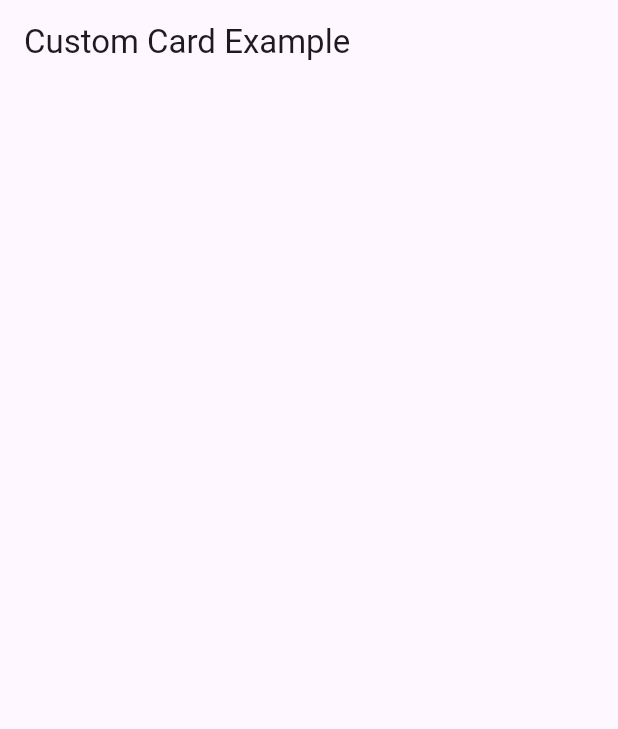
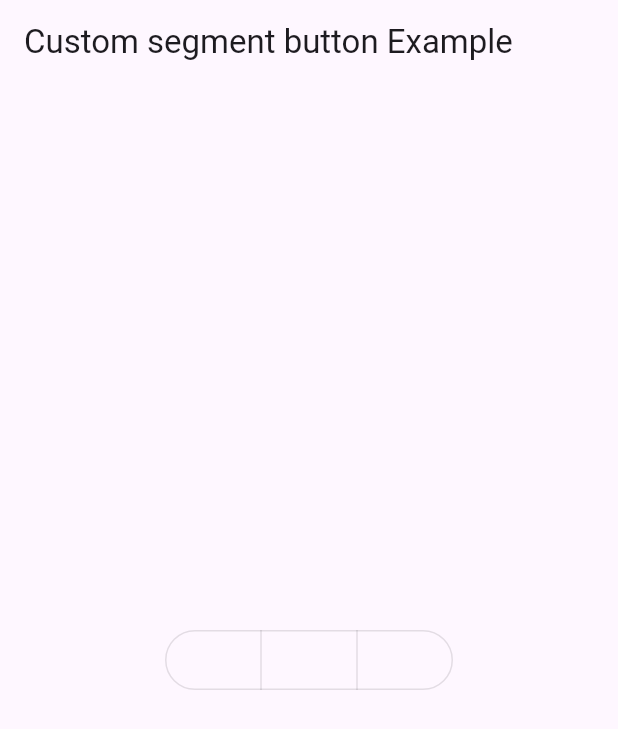
Before and after one commit to NitheeshwarBR/Float, a Flutter app: the screen it shows after launch, on a phone screen of 412 x 824 dp. Shown: the top 729 px of the screen. Run offline on Flutter 3.47's test engine with Material 3 defaults, Android fonts, the light colour scheme and no system bars.

Commit message:
design core segment button component

```diff
--- a/frontend_the_box/lib/Utilities/Components/Core/Card.dart
+++ b/frontend_the_box/lib/Utilities/Components/Core/Card.dart
@@ -16,8 +16,8 @@ class CardExamplesApp extends StatelessWidget {
 
   @override
   Widget build(BuildContext context) {
-    return MaterialApp(
-      home: Center(
+    return Container(
+      child: Center(
         child: Card(
           color: backgroundColor,
           shape: RoundedRectangleBorder(
--- /dev/null
+++ b/frontend_the_box/lib/Utilities/Components/Core/SegmentButtons.dart
@@ -0,0 +1,21 @@
+import 'package:flutter/material.dart';
+
+class SegmentButtonComponent extends StatelessWidget {
+  const SegmentButtonComponent({super.key});
+  @override
+  Widget build(BuildContext context) {
+    Set<String> selected = {'red'};
+    return Container(
+      child: Center(
+        child: SegmentedButton(
+          segments: [
+            ButtonSegment(value: '1' , label: Text('') ,icon: Icon(null)),
+            ButtonSegment(value: '2', label: Text(''), icon: Icon(null)),
+            ButtonSegment(value: '3', label: Text(''), icon: Icon(null)),
+          ],
+          selected: selected,
+        ),
+      ),
+    );
+  }
+}
--- a/frontend_the_box/lib/main.dart
+++ b/frontend_the_box/lib/main.dart
@@ -1,8 +1,10 @@
 import 'package:flutter/material.dart';
-import '../../Utilities/Components/Core/Card.dart';
+import 'Utilities/Components/Core/SegmentButtons.dart';
+
 void main() {
   runApp(const MyApp());
 }
+
 class MyApp extends StatelessWidget {
   const MyApp({super.key});
   @override
@@ -11,7 +13,10 @@
       title: 'Flutter Demo',
       home: Scaffold(
         appBar: AppBar(
-          title: Text('Custom Card Example'),
+          title: Text('Custom segment button Example'),
+        ),
+        body: Center(
+          child: SegmentButtonComponent(),
         ),
       ),
     );
```
Also changed, not shown: frontend_the_box/lib/Utilities/Components/Functional/Debate_Card.dart (added).
